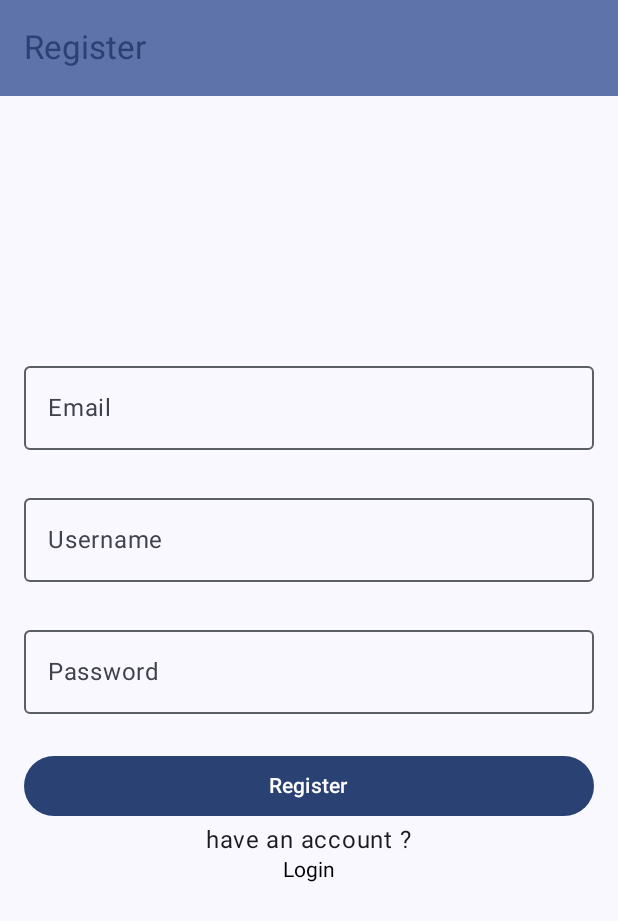
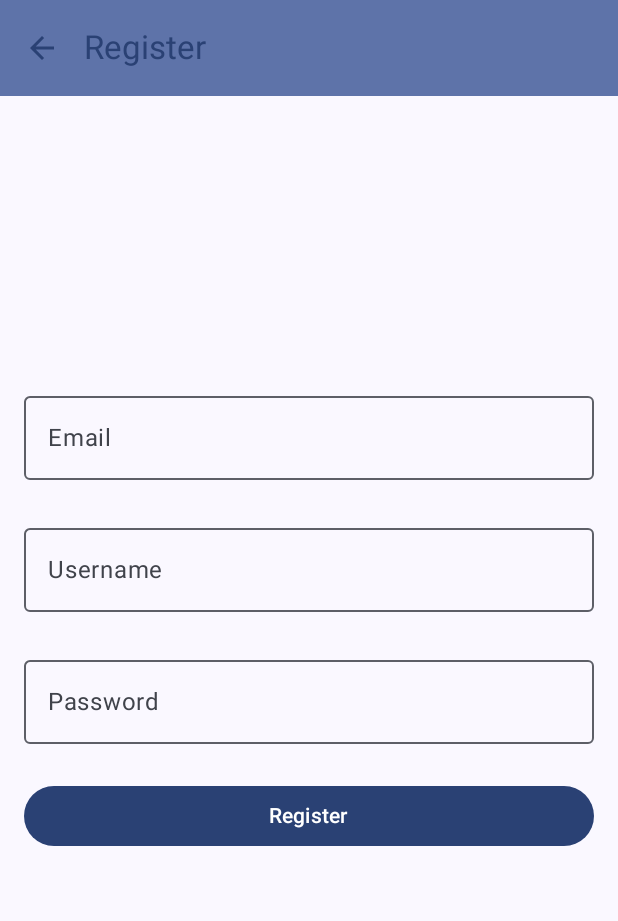
Before and after one commit to FadhilFarhan854/AssessmentMobpro, an Android app built with Jetpack Compose: the RegisterScreen screen opened through its navigation route, on a phone screen of 412 x 824 dp. Shown: the top 921 px of the screen. Run offline under Robolectric (Android 15) with nearby library versions, the phone set to English and light mode, and no system bars.

Commit message:
date fix

```diff
--- a/app/src/main/java/org/d3if0739/assessment/ui/screen/Register.kt
+++ b/app/src/main/java/org/d3if0739/assessment/ui/screen/Register.kt
@@ -12,10 +12,12 @@ import androidx.compose.foundation.layout.height
 import androidx.compose.foundation.layout.padding
 import androidx.compose.foundation.text.ClickableText
 import androidx.compose.material.icons.Icons
+import androidx.compose.material.icons.filled.ArrowBack
 import androidx.compose.material.icons.filled.Warning
 import androidx.compose.material3.Button
 import androidx.compose.material3.ExperimentalMaterial3Api
 import androidx.compose.material3.Icon
+import androidx.compose.material3.IconButton
 import androidx.compose.material3.MaterialTheme
 import androidx.compose.material3.OutlinedTextField
 import androidx.compose.material3.Scaffold
@@ -45,7 +47,16 @@ import org.d3if0739.assessment.ui.theme.AssessmentTheme
 fun RegisterScreen(navController : NavHostController){
     Scaffold (
         topBar = {
-            TopAppBar(title = { Text(text = stringResource(id = R.string.register))},
+            TopAppBar(
+                navigationIcon = {
+                    IconButton(onClick = { navController.popBackStack() }) {
+                        Icon(imageVector = Icons.Filled.ArrowBack,
+                            contentDescription = stringResource(id = R.string.kembali),
+                            tint = MaterialTheme.colorScheme.primary
+                        )
+                    }
+                },
+                title = { Text(text = stringResource(id = R.string.register))},
                 colors = TopAppBarDefaults.mediumTopAppBarColors(
                     containerColor = MaterialTheme.colorScheme.primaryContainer,
                     titleContentColor = MaterialTheme.colorScheme.primary
@@ -138,15 +149,7 @@ fun RegisterForm(onHaveAccount: () -> Unit,
         ) {
             Text(text = stringResource(R.string.register))
         }
-        Text(stringResource(R.string.akun2))
-        ClickableText(
-            text = AnnotatedString(stringResource(R.string.login)),
 
-            onClick = {
-                onHaveAccount()
-
-            }
-        )
     }
 }
 
```
Also changed, not shown: 1 other file.
